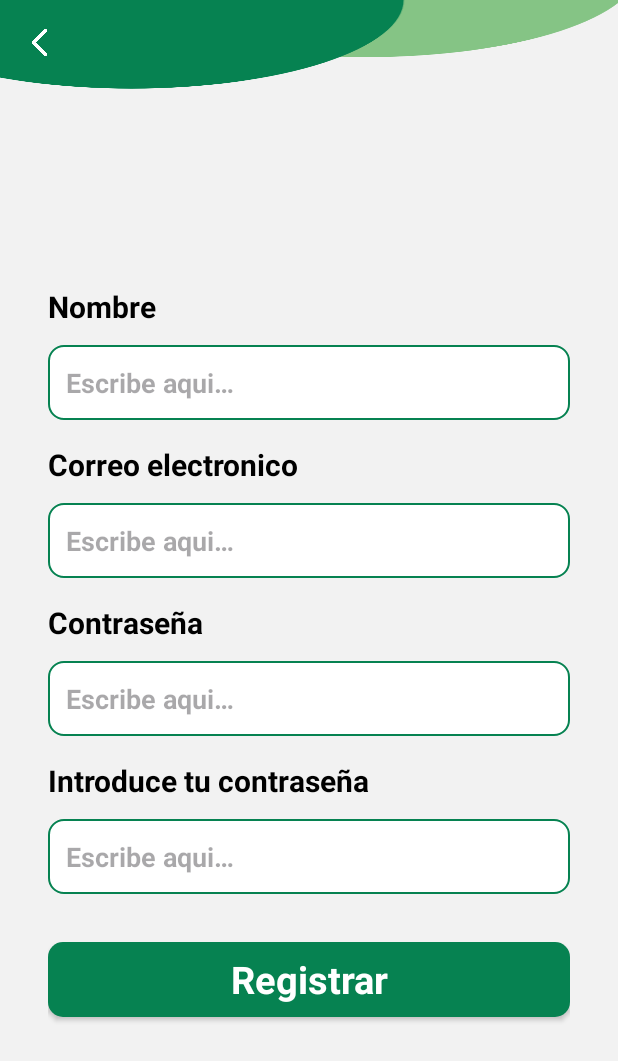
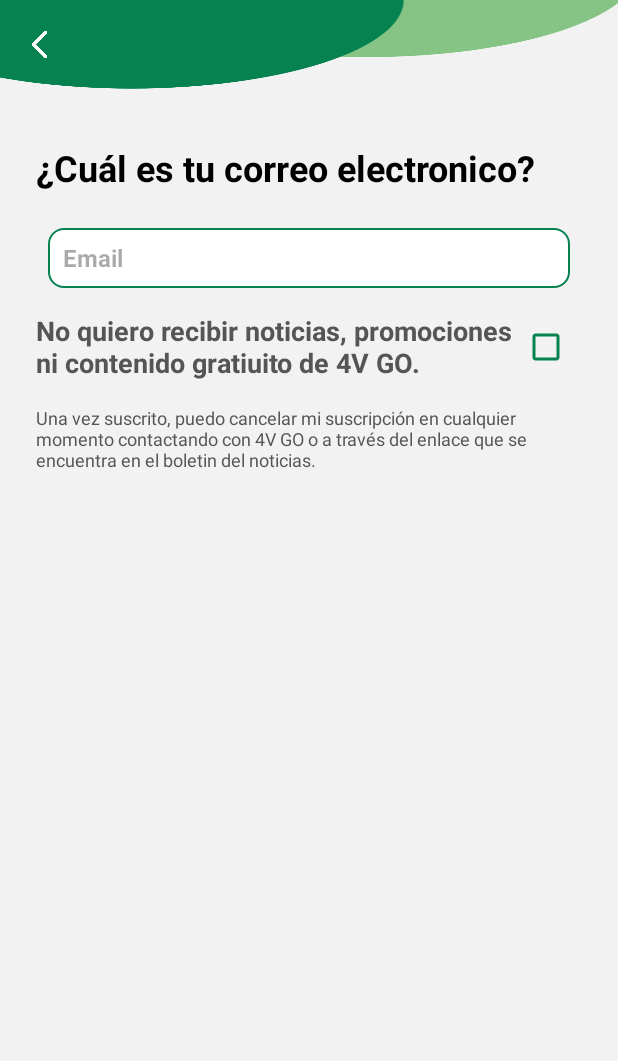
Before and after one commit to XxFenixDCxX/4vGo, an Android app: the FirstRegisterActivity screen opened directly, with no data from a screen before it, on a phone screen of 412 x 824 dp. Shown: the top 1061 px of the screen. Run offline under Robolectric (Android 15) with nearby library versions, the phone set to English and light mode, and no system bars.

Commit message:
Mejorada pantalla de registro y agregada funcionalidad de verificar email con dominios personalizados

```diff
--- a/app/src/main/AndroidManifest.xml
+++ b/app/src/main/AndroidManifest.xml
@@ -13,8 +13,11 @@
         android:theme="@style/Theme._4vGo"
         tools:targetApi="31">
         <activity
+            android:name=".activities.Register.SecondRegisterActivity"
+            android:exported="false" />
+        <activity
             android:name=".activities.Register.FirstRegisterActivity"
-            android:exported="false"/>
+            android:exported="false" />
         <activity
             android:name=".activities.loginActivity"
             android:exported="false" />
--- a/app/src/main/java/es/cuatrovientos/a4vgo/activities/MainActivity.java
+++ b/app/src/main/java/es/cuatrovientos/a4vgo/activities/MainActivity.java
@@ -15,15 +15,13 @@ public class MainActivity extends AppCompatActivity {
     protected void onCreate(Bundle savedInstanceState) {
         super.onCreate(savedInstanceState);
         setContentView(R.layout.activity_main);
-        ConstraintLayout constraintLayout = findViewById(R.id.constraintLayout2); // Reemplaza R.id.constraintLayout con el ID real de tu ConstraintLayout
+        ConstraintLayout constraintLayout = findViewById(R.id.constraintLayout2);
         constraintLayout.setOnClickListener(view -> {
-            // Abre la actividad asociada a constraintLayout2 al hacer clic en el ConstraintLayout
             Intent intent = new Intent(MainActivity.this, loginActivity.class);
             startActivity(intent);
         });
-        ConstraintLayout constraintLayout1 = findViewById(R.id.constraintLayout3); // Reemplaza R.id.constraintLayout con el ID real de tu ConstraintLayout
+        ConstraintLayout constraintLayout1 = findViewById(R.id.constraintLayout3);
         constraintLayout1.setOnClickListener(view -> {
-            // Abre la actividad asociada a constraintLayout2 al hacer clic en el ConstraintLayout
             Intent intent = new Intent(MainActivity.this, FirstRegisterActivity.class);
             startActivity(intent);
         });
--- a/app/src/main/java/es/cuatrovientos/a4vgo/activities/Register/FirstRegisterActivity.java
+++ b/app/src/main/java/es/cuatrovientos/a4vgo/activities/Register/FirstRegisterActivity.java
@@ -3,25 +3,113 @@ package es.cuatrovientos.a4vgo.activities.Register;
 import androidx.appcompat.app.AppCompatActivity;
 
 import android.content.Intent;
+import android.graphics.Color;
 import android.os.Bundle;
+import android.text.Editable;
+import android.text.TextWatcher;
+import android.view.View;
 import android.widget.Button;
+import android.widget.EditText;
+import android.widget.ImageButton;
+
+import com.google.android.material.snackbar.Snackbar;
+
+import java.util.regex.Matcher;
+import java.util.regex.Pattern;
 
 import es.cuatrovientos.a4vgo.R;
 import es.cuatrovientos.a4vgo.activities.MainActivity;
 
 public class FirstRegisterActivity extends AppCompatActivity {
-    Button register, back;
+    Button back;
+    ImageButton next;
+    EditText email;
+
     @Override
     protected void onCreate(Bundle savedInstanceState) {
         super.onCreate(savedInstanceState);
-        setContentView(R.layout.activity_register);
+        setContentView(R.layout.activity_first_register);
 
-        register = findViewById(R.id.btnRegister);
         back = findViewById(R.id.btnBack);
+        next = findViewById(R.id.btnNext);
+        email = findViewById(R.id.txtEmail);
 
         back.setOnClickListener(view -> {
             Intent intent = new Intent(FirstRegisterActivity.this, MainActivity.class);
             startActivity(intent);
         });
+
+        email.addTextChangedListener(new TextWatcher() {
+            @Override
+            public void beforeTextChanged(CharSequence s, int start, int count, int after) {
+
+            }
+
+            @Override
+            public void onTextChanged(CharSequence s, int start, int before, int count) {
+                String emailText = email.getText().toString();
+                if (emailText.length() > 2) {
+                    next.setVisibility(View.VISIBLE);
+                } else {
+                    next.setVisibility(View.INVISIBLE);
+                }
+            }
+
+            @Override
+            public void afterTextChanged(Editable s) {
+
+            }
+        });
+
+        next.setOnClickListener(view -> {
+            String emailText = email.getText().toString();
+
+            if (validateEmail(emailText)){
+                if (validateDomain(emailText)) {
+
+                } else {
+                    next.setVisibility(View.INVISIBLE);
+                    View contentView = findViewById(android.R.id.content); // Obtén la vista raíz del layout
+                    Snackbar snackbar = Snackbar.make(contentView, "Dominio no válido.", Snackbar.LENGTH_SHORT);
+                    snackbar.setTextColor(Color.RED);
+                    snackbar.setBackgroundTint(Color.BLACK);
+                    snackbar.show();
+                }
+            }else {
+                next.setVisibility(View.INVISIBLE);
+                View contentView = findViewById(android.R.id.content); // Obtén la vista raíz del layout
+                Snackbar snackbar = Snackbar.make(contentView, "Email no válido o dominio no permitido.", Snackbar.LENGTH_SHORT);
+                snackbar.setTextColor(Color.RED);
+                snackbar.setBackgroundTint(Color.BLACK);
+                snackbar.show();
+            }
+        });
+    }
+
+    private boolean validateDomain(String validEmail) {
+        String[] validDomains = {"gmail.com", "hotmail.com"};
+
+        String[] emailParts = validEmail.split("@");
+        if (emailParts.length == 2) {
+            String domain = emailParts[1].toLowerCase();
+
+            for (String validDomain : validDomains) {
+                if (domain.equals(validDomain)) {
+                    return true;
+                }
+            }
+        }
+
+        return false;
+    }
+
+    private boolean validateEmail(String email) {
+        String emailPattern = "^[a-zA-Z0-9_+&*-]+(?:\\.[a-zA-Z0-9_+&*-]+)*@(?:[a-zA-Z0-9-]+\\.)+[a-zA-Z]{2,7}$";
+
+        Pattern pattern = Pattern.compile(emailPattern);
+
+        Matcher matcher = pattern.matcher(email);
+
+        return matcher.matches();
     }
 }
--- /dev/null
+++ b/app/src/main/java/es/cuatrovientos/a4vgo/activities/Register/SecondRegisterActivity.java
@@ -0,0 +1,16 @@
+package es.cuatrovientos.a4vgo.activities.Register;
+
+import androidx.appcompat.app.AppCompatActivity;
+
+import android.os.Bundle;
+
+import es.cuatrovientos.a4vgo.R;
+
+public class SecondRegisterActivity extends AppCompatActivity {
+
+    @Override
+    protected void onCreate(Bundle savedInstanceState) {
+        super.onCreate(savedInstanceState);
+        setContentView(R.layout.activity_second_register);
+    }
+}
--- /dev/null
+++ b/app/src/main/res/drawable/btn_round_green.xml
@@ -0,0 +1,6 @@
+<?xml version="1.0" encoding="utf-8"?>
+<shape xmlns:android="http://schemas.android.com/apk/res/android"
+    android:shape="rectangle">
+    <solid android:color="@color/green" />
+    <corners android:radius="300sp" />
+</shape>
--- /dev/null
+++ b/app/src/main/res/layout/activity_first_register.xml
@@ -0,0 +1,137 @@
+<?xml version="1.0" encoding="utf-8"?>
+<androidx.constraintlayout.widget.ConstraintLayout xmlns:android="http://schemas.android.com/apk/res/android"
+    xmlns:app="http://schemas.android.com/apk/res-auto"
+    xmlns:tools="http://schemas.android.com/tools"
+    android:layout_width="match_parent"
+    android:layout_height="match_parent"
+    android:background="#F2F2F2"
+    tools:context=".activities.Register.FirstRegisterActivity">
+
+    <ImageView
+        android:id="@+id/imageView3"
+        android:layout_width="415dp"
+        android:layout_height="71dp"
+        android:contentDescription="@string/descriptionHeader"
+        android:scaleType="fitXY"
+        app:layout_constraintEnd_toEndOf="parent"
+        app:layout_constraintHorizontal_bias="0.0"
+        app:layout_constraintStart_toStartOf="parent"
+        app:layout_constraintTop_toTopOf="parent"
+        app:srcCompat="@drawable/top_background"
+        tools:ignore="VisualLintBounds" />
+
+    <Button
+        android:id="@+id/btnBack"
+        android:layout_width="59dp"
+        android:layout_height="48dp"
+        android:layout_marginTop="5dp"
+        android:background="@android:color/transparent"
+        android:contentDescription="@string/descriptionBackButton"
+        android:rotation="180"
+        android:text="@string/whiteString"
+        android:textColorHighlight="#00FFFFFF"
+        android:textColorLink="#00FFFFFF"
+        app:icon="@drawable/arrow_point_to_right"
+        app:layout_constraintStart_toStartOf="parent"
+        app:layout_constraintTop_toTopOf="parent"
+        app:rippleColor="#00FFFFFF" />
+
+    <TextView
+        android:id="@+id/textView3"
+        android:layout_width="wrap_content"
+        android:layout_height="wrap_content"
+        android:layout_marginStart="24dp"
+        android:layout_marginTop="24dp"
+        android:text="@string/emailQuestion"
+        android:textColor="#000000"
+        android:textSize="24sp"
+        android:textStyle="bold"
+        app:layout_constraintStart_toStartOf="parent"
+        app:layout_constraintTop_toBottomOf="@+id/imageView3" />
+
+    <EditText
+        android:id="@+id/txtEmail"
+        android:layout_width="0dp"
+        android:layout_height="40dp"
+        android:layout_marginStart="32dp"
+        android:layout_marginTop="24dp"
+        android:layout_marginEnd="32dp"
+        android:autofillHints=""
+        android:background="@drawable/edittext_background"
+        android:ems="10"
+        android:hint="@string/Email"
+        android:inputType="textEmailAddress"
+        android:paddingStart="10sp"
+        android:paddingEnd="0sp"
+        android:shadowColor="#000000"
+        android:textAlignment="textStart"
+        android:textColor="#000000"
+        android:textSize="16sp"
+        android:textStyle="bold"
+        app:layout_constraintEnd_toEndOf="parent"
+        app:layout_constraintStart_toStartOf="parent"
+        app:layout_constraintTop_toBottomOf="@+id/textView3"
+        tools:ignore="TouchTargetSizeCheck,VisualLintTextFieldSize" />
+
+    <TextView
+        android:id="@+id/textView4"
+        android:layout_width="0dp"
+        android:layout_height="wrap_content"
+        android:layout_marginStart="24dp"
+        android:layout_marginTop="16dp"
+        android:layout_marginEnd="64dp"
+        android:text="@string/disclaimerEmail"
+        android:textAlignment="textStart"
+        android:textColor="#555555"
+        android:textSize="18sp"
+        android:textStyle="bold"
+        app:layout_constraintEnd_toEndOf="parent"
+        app:layout_constraintStart_toStartOf="parent"
+        app:layout_constraintTop_toBottomOf="@+id/txtEmail"
+        tools:ignore="TextSizeCheck" />
+
+    <CheckBox
+        android:id="@+id/checkBox"
+        android:layout_width="wrap_content"
+        android:layout_height="wrap_content"
+        android:layout_marginEnd="24dp"
+        android:buttonTint="@color/green"
+        android:text="@string/whiteString"
+        android:textColor="#000000"
+        app:layout_constraintBottom_toBottomOf="@+id/textView4"
+        app:layout_constraintEnd_toEndOf="parent"
+        app:layout_constraintTop_toTopOf="@+id/textView4" />
+
+    <TextView
+        android:id="@+id/textView5"
+        android:layout_width="0dp"
+        android:layout_height="wrap_content"
+        android:layout_marginStart="24dp"
+        android:layout_marginTop="16dp"
+        android:layout_marginEnd="24dp"
+        android:text="@string/disclaimerEmailSuscription"
+        android:textAlignment="viewStart"
+        android:textColor="#555555"
+        android:textSize="12sp"
+        app:layout_constraintEnd_toEndOf="parent"
+        app:layout_constraintStart_toStartOf="parent"
+        app:layout_constraintTop_toBottomOf="@+id/textView4"
+        tools:ignore="VisualLintLongText" />
+
+    <ImageButton
+        android:id="@+id/btnNext"
+        android:layout_width="50dp"
+        android:layout_height="50dp"
+        android:layout_marginEnd="32dp"
+        android:layout_marginBottom="32dp"
+        android:background="@drawable/btn_round_green"
+        android:contentDescription="@string/descriptionNext"
+        android:padding="16dp"
+        android:scaleType="fitXY"
+        android:src="@drawable/arrow_point_to_right"
+        android:visibility="invisible"
+        app:layout_constraintBottom_toBottomOf="parent"
+        app:layout_constraintEnd_toEndOf="parent" />
+
+
+</androidx.constraintlayout.widget.ConstraintLayout>
--- a/app/src/main/res/layout/activity_main.xml
+++ b/app/src/main/res/layout/activity_main.xml
@@ -63,7 +63,7 @@
             android:layout_width="wrap_content"
             android:layout_height="wrap_content"
             android:text="@string/register"
-            android:textColor="#6a5ae0"
+            android:textColor="#818181"
             android:textSize="22sp"
             android:textStyle="bold"
             app:layout_constraintBottom_toBottomOf="parent"
--- a/app/src/main/res/layout/activity_register.xml
+++ /dev/null
@@ -1,178 +0,0 @@
-<?xml version="1.0" encoding="utf-8"?>
-<androidx.constraintlayout.widget.ConstraintLayout xmlns:android="http://schemas.android.com/apk/res/android"
-    xmlns:app="http://schemas.android.com/apk/res-auto"
-    xmlns:tools="http://schemas.android.com/tools"
-    android:layout_width="match_parent"
-    android:layout_height="match_parent"
-    android:background="#F2F2F2"
-    tools:context=".activities.Register.FirstRegisterActivity">
-
-    <ImageView
-        android:id="@+id/imageView3"
-        android:layout_width="415dp"
-        android:layout_height="71dp"
-        android:contentDescription="@string/descriptionHeader"
-        android:scaleType="fitXY"
-        app:layout_constraintEnd_toEndOf="parent"
-        app:layout_constraintHorizontal_bias="0.0"
-        app:layout_constraintStart_toStartOf="parent"
-        app:layout_constraintTop_toTopOf="parent"
-        app:srcCompat="@drawable/top_background" />
-
-    <LinearLayout
-        android:layout_width="match_parent"
-        android:layout_height="wrap_content"
-        android:orientation="vertical"
-        android:padding="32dp"
-        app:layout_constraintBottom_toBottomOf="parent"
-        app:layout_constraintStart_toStartOf="parent"
-        app:layout_constraintTop_toBottomOf="@+id/imageView3"
-        tools:ignore="VisualLintBounds">
-
-        <TextView
-            android:id="@+id/textView9"
-            android:layout_width="match_parent"
-            android:layout_height="wrap_content"
-            android:text="@string/name"
-            android:textColor="#000000"
-            android:textSize="20sp"
-            android:textStyle="bold" />
-
-        <EditText
-            android:id="@+id/txtName"
-            android:layout_width="match_parent"
-            android:layout_height="50dp"
-            android:layout_marginTop="12dp"
-            android:background="@drawable/edittext_background"
-            android:ems="10"
-            android:hint="@string/hint_write"
-
-            android:inputType="textPersonName"
-            android:padding="12dp"
-            android:textColor="#707070"
-            android:textSize="18sp"
-            android:textStyle="bold"
-            tools:ignore="DuplicateSpeakableTextCheck,VisualLintTextFieldSize"
-            android:autofillHints="" />
-
-        <TextView
-            android:id="@+id/textView8"
-            android:layout_width="match_parent"
-            android:layout_height="wrap_content"
-            android:layout_marginTop="16dp"
-            android:text="@string/email"
-            android:textColor="#000000"
-            android:textSize="20sp"
-            android:textStyle="bold" />
-
-        <EditText
-            android:id="@+id/txtEmail"
-            android:layout_width="match_parent"
-            android:layout_height="50dp"
-            android:layout_marginTop="12dp"
-            android:background="@drawable/edittext_background"
-            android:ems="10"
-            android:hint="@string/hint_write"
-
-            android:inputType="textPersonName"
-            android:padding="12dp"
-            android:textColor="#707070"
-            android:textSize="18sp"
-            android:textStyle="bold"
-            android:autofillHints=""
-            tools:ignore="TextFields,VisualLintTextFieldSize" />
-
-        <TextView
-            android:id="@+id/textView4"
-            android:layout_width="match_parent"
-            android:layout_height="wrap_content"
-            android:layout_marginTop="16dp"
-            android:text="@string/password"
-            android:textColor="#000000"
-            android:textSize="20sp"
-            android:textStyle="bold" />
-
-        <EditText
-            android:id="@+id/txtPassword"
-            android:layout_width="match_parent"
-            android:layout_height="50dp"
-            android:layout_marginTop="12dp"
-            android:background="@drawable/edittext_background"
-            android:ems="10"
-            android:hint="@string/hint_write"
-
-            android:inputType="textPersonName"
-            android:padding="12dp"
-            android:textColor="#707070"
-            android:textSize="18sp"
-            android:textStyle="bold"
-            android:autofillHints=""
-            tools:ignore="TextFields,VisualLintTextFieldSize" />
-
-        <TextView
-            android:id="@+id/textView11"
-            android:layout_width="match_parent"
-            android:layout_height="wrap_content"
-            android:layout_marginTop="16dp"
-            android:text="@string/rePassword"
-            android:textColor="#000000"
-            android:textSize="20sp"
-            android:textStyle="bold" />
-
-        <EditText
-            android:id="@+id/txtRePassword"
-            android:layout_width="match_parent"
-            android:layout_height="50dp"
-            android:layout_marginTop="12dp"
-            android:background="@drawable/edittext_background"
-            android:ems="10"
-            android:hint="@string/hint_write"
-
-            android:inputType="textPassword"
-            android:padding="12dp"
-            android:textColor="#707070"
-            android:textSize="18sp"
-            android:textStyle="bold"
-            android:autofillHints=""
-            tools:ignore="VisualLintTextFieldSize" />
-
-        <androidx.appcompat.widget.AppCompatButton
-            android:id="@+id/btnRegister"
-            style="@android:style/Widget.Button"
-            android:layout_width="match_parent"
-            android:layout_height="50dp"
-            android:layout_marginTop="32dp"
-            android:background="@drawable/button_background"
-            android:text="@string/register"
-            android:textColor="#ffffff"
-            android:textSize="25sp"
-            android:textStyle="bold"
-            tools:ignore="VisualLintButtonSize" />
-
-        <TextView
-            android:id="@+id/txtErrorLog"
-            android:layout_width="match_parent"
-            android:layout_height="wrap_content"
-            android:text="@string/whiteString"
-            android:textColor="#E60F0F"
-            android:textSize="20sp" />
-
-    </LinearLayout>
-
-    <Button
-        android:id="@+id/btnBack"
-        android:layout_width="59dp"
-        android:layout_height="40dp"
-        android:layout_marginTop="8dp"
-        android:background="@android:color/transparent"
-        android:contentDescription="@string/descriptionBackButton"
-        android:rotation="180"
-        android:text="@string/whiteString"
-        android:textColorHighlight="#00FFFFFF"
-        android:textColorLink="#00FFFFFF"
-        app:icon="@drawable/arrow_point_to_right"
-        app:layout_constraintStart_toStartOf="parent"
-        app:layout_constraintTop_toTopOf="parent"
-        app:rippleColor="#00FFFFFF" />
-
-</androidx.constraintlayout.widget.ConstraintLayout>
--- /dev/null
+++ b/app/src/main/res/layout/activity_second_register.xml
@@ -0,0 +1,9 @@
+<?xml version="1.0" encoding="utf-8"?>
+<androidx.constraintlayout.widget.ConstraintLayout xmlns:android="http://schemas.android.com/apk/res/android"
+    xmlns:app="http://schemas.android.com/apk/res-auto"
+    xmlns:tools="http://schemas.android.com/tools"
+    android:layout_width="match_parent"
+    android:layout_height="match_parent"
+    tools:context=".activities.Register.SecondRegisterActivity">
+
+</androidx.constraintlayout.widget.ConstraintLayout>
--- a/app/src/main/res/values/strings.xml
+++ b/app/src/main/res/values/strings.xml
@@ -1,8 +1,11 @@
-<resources>
+<resources xmlns:tools="http://schemas.android.com/tools">
     <string name="app_name">4V GO</string>
+    <string name="emailQuestion">¿Cuál es tu correo electronico?</string>
     <string name="name">Nombre</string>
     <string name="hint_write">Escribe aqui…</string>
     <string name="email">Correo electronico</string>
+    <string name="disclaimerEmail">No quiero recibir noticias, promociones ni contenido gratiuito de 4V GO.</string>
+    <string name="disclaimerEmailSuscription" tools:ignore="Typos">Una vez suscrito, puedo cancelar mi suscripción en cualquier momento contactando con 4V GO o a través del enlace que se encuentra en el boletin del noticias.</string>
     <string name="password">Contraseña</string>
     <string name="rePassword">Introduce tu contraseña</string>
     <string name="register">Registrar</string>
@@ -23,6 +26,7 @@
     <string name="whiteString" />
     <string name="errorLogName">El nombre tiene que tener mas de 3 caracteres</string>
     <string name="descriptionBackButton">Boton para ir atras</string>
+    <string name="descriptionNext">Boton de Siguiente</string>
 
     <!-- Description -->
     <string name="background">background</string>
--- a/app/src/main/res/values/themes.xml
+++ b/app/src/main/res/values/themes.xml
@@ -1,4 +1,4 @@
-<resources xmlns:tools="http://schemas.android.com/tools">
+<resources>
     <!-- Base application theme. -->
     <style name="Base.Theme._4vGo" parent="Theme.Material3.DayNight.NoActionBar">
         <!-- Customize your light theme here. -->
@@ -6,4 +6,5 @@
     </style>
 
     <style name="Theme._4vGo" parent="Base.Theme._4vGo" />
+
 </resources>
```
